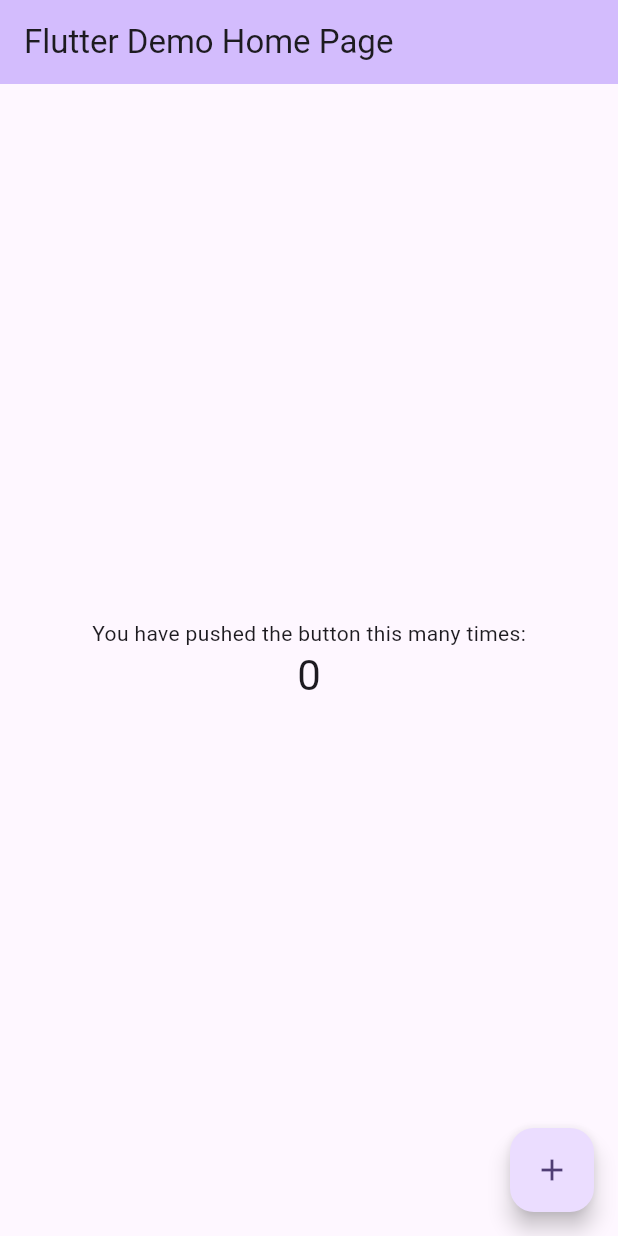
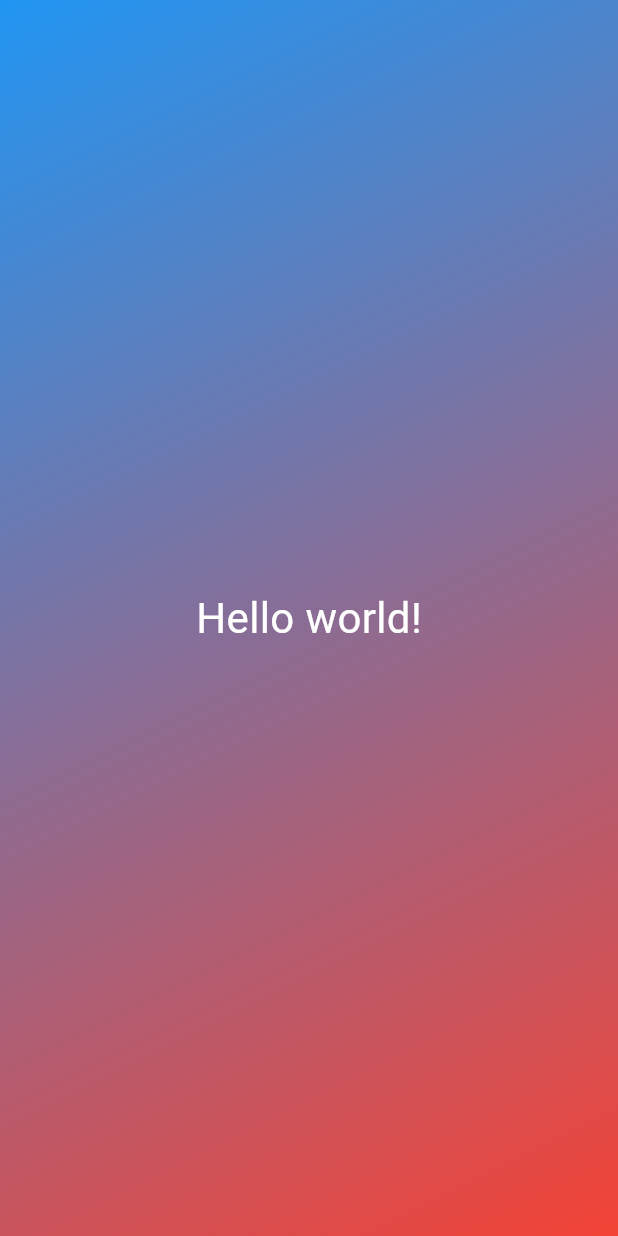
Before and after one commit to elmerdotdev/first_flutter_app, a Flutter app: the screen it shows after launch, on a phone screen of 412 x 824 dp. Run offline on Flutter 3.47's test engine with Material 3 defaults, Android fonts, the phone set to English and light mode, and no system bars.

Commit message:
first app update

```diff
--- a/lib/main.dart
+++ b/lib/main.dart
@@ -1,125 +1,37 @@
 import 'package:flutter/material.dart';
 
 void main() {
-  runApp(const MyApp());
+  runApp(
+    const MaterialApp(
+      home: Scaffold(
+        body: GradientContainer(),
+      ),
+    ),
+  );
 }
 
-class MyApp extends StatelessWidget {
-  const MyApp({super.key});
+class GradientContainer extends StatelessWidget {
+  const GradientContainer({super.key});
 
-  // This widget is the root of your application.
   @override
-  Widget build(BuildContext context) {
-    return MaterialApp(
-      title: 'Flutter Demo',
-      theme: ThemeData(
-        // This is the theme of your application.
-        //
-        // TRY THIS: Try running your application with "flutter run". You'll see
-        // the application has a purple toolbar. Then, without quitting the app,
-        // try changing the seedColor in the colorScheme below to Colors.green
-        // and then invoke "hot reload" (save your changes or press the "hot
-        // reload" button in a Flutter-supported IDE, or press "r" if you used
-        // the command line to start the app).
-        //
-        // Notice that the counter didn't reset back to zero; the application
-        // state is not lost during the reload. To reset the state, use hot
-        // restart instead.
-        //
-        // This works for code too, not just values: Most code changes can be
-        // tested with just a hot reload.
-        colorScheme: ColorScheme.fromSeed(seedColor: Colors.deepPurple),
-        useMaterial3: true,
+  Widget build(context) {
+    return Container(
+      decoration: const BoxDecoration(
+        gradient: LinearGradient(
+          begin: Alignment.topLeft,
+          end: Alignment.bottomRight,
+          colors: [Colors.blue, Colors.red],
+        ),
       ),
-      home: const MyHomePage(title: 'Flutter Demo Home Page'),
+      child: const Center(
+        child: Text(
+          'Hello world!',
+          style: TextStyle(
+            fontSize: 28,
+            color: Colors.white,
+          ),
+        ),
+      ),
     );
   }
 }
-
-class MyHomePage extends StatefulWidget {
-  const MyHomePage({super.key, required this.title});
-
-  // This widget is the home page of your application. It is stateful, meaning
-  // that it has a State object (defined below) that contains fields that affect
-  // how it looks.
-
-  // This class is the configuration for the state. It holds the values (in this
-  // case the title) provided by the parent (in this case the App widget) and
-  // used by the build method of the State. Fields in a Widget subclass are
-  // always marked "final".
-
-  final String title;
-
-  @override
-  State<MyHomePage> createState() => _MyHomePageState();
-}
-
-class _MyHomePageState extends State<MyHomePage> {
-  int _counter = 0;
-
-  void _incrementCounter() {
-    setState(() {
-      // This call to setState tells the Flutter framework that something has
-      // changed in this State, which causes it to rerun the build method below
-      // so that the display can reflect the updated values. If we changed
-      // _counter without calling setState(), then the build method would not be
-      // called again, and so nothing would appear to happen.
-      _counter++;
-    });
-  }
-
-  @override
-  Widget build(BuildContext context) {
-    // This method is rerun every time setState is called, for instance as done
-    // by the _incrementCounter method above.
-    //
-    // The Flutter framework has been optimized to make rerunning build methods
-    // fast, so that you can just rebuild anything that needs updating rather
-    // than having to individually change instances of widgets.
-    return Scaffold(
-      appBar: AppBar(
-        // TRY THIS: Try changing the color here to a specific color (to
-        // Colors.amber, perhaps?) and trigger a hot reload to see the AppBar
-        // change color while the other colors stay the same.
-        backgroundColor: Theme.of(context).colorScheme.inversePrimary,
-        // Here we take the value from the MyHomePage object that was created by
-        // the App.build method, and use it to set our appbar title.
-        title: Text(widget.title),
-      ),
-      body: Center(
-        // Center is a layout widget. It takes a single child and positions it
-        // in the middle of the parent.
-        child: Column(
-          // Column is also a layout widget. It takes a list of children and
-          // arranges them vertically. By default, it sizes itself to fit its
-          // children horizontally, and tries to be as tall as its parent.
-          //
-          // Column has various properties to control how it sizes itself and
-          // how it positions its children. Here we use mainAxisAlignment to
-          // center the children vertically; the main axis here is the vertical
-          // axis because Columns are vertical (the cross axis would be
-          // horizontal).
-          //
-          // TRY THIS: Invoke "debug painting" (choose the "Toggle Debug Paint"
-          // action in the IDE, or press "p" in the console), to see the
-          // wireframe for each widget.
-          mainAxisAlignment: MainAxisAlignment.center,
-          children: <Widget>[
-            const Text(
-              'You have pushed the button this many times:',
-            ),
-            Text(
-              '$_counter',
-              style: Theme.of(context).textTheme.headlineMedium,
-            ),
-          ],
-        ),
-      ),
-      floatingActionButton: FloatingActionButton(
-        onPressed: _incrementCounter,
-        tooltip: 'Increment',
-        child: const Icon(Icons.add),
-      ), // This trailing comma makes auto-formatting nicer for build methods.
-    );
-  }
-}
```
